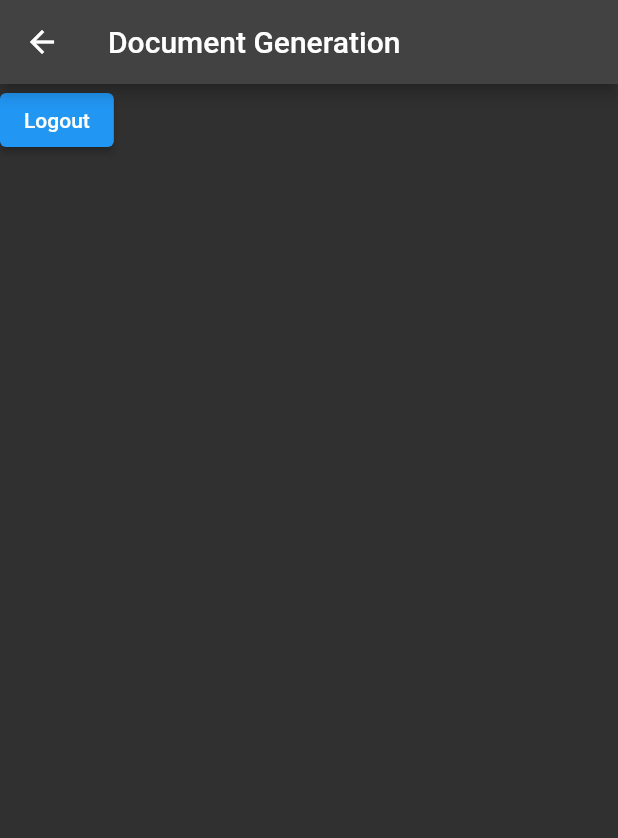
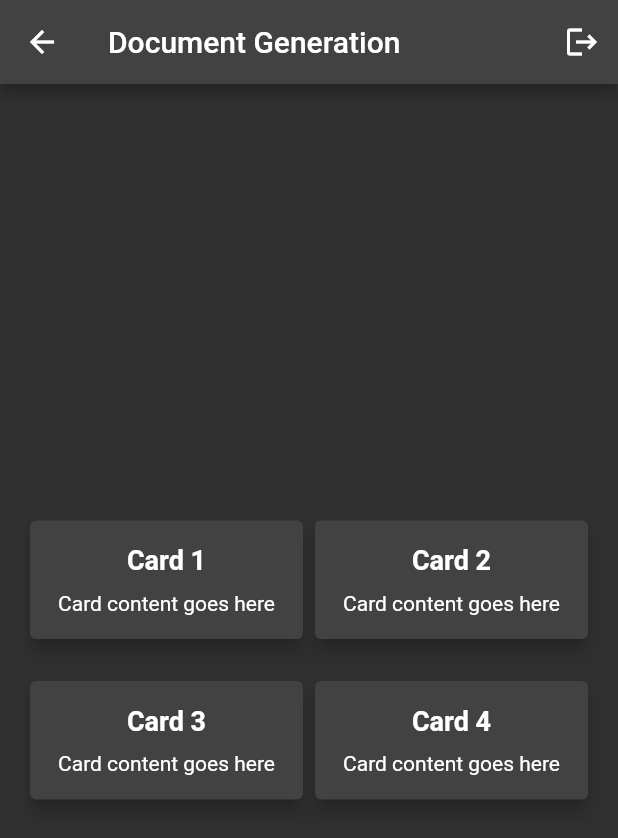
Before and after one commit to harshitsinghcode/law_help_falcon, a Flutter app: the LawyerDocument screen opened directly, on a phone screen of 412 x 824 dp. Shown: the top 838 px of the screen. Run offline on Flutter 3.47's test engine with Material 2 defaults, Android fonts, the phone set to English and light mode, and no system bars; our stand-ins replace bubble, cloud_firestore, dot_navigation_bar, expansion_tile_card, firebase_auth, firebase_core and 4 more; missing offline and left inert: dialogflow_flutter; accounts and stored records are empty; project files that could hold a hidden picture were left out.

Commit message:
Some changes

```diff
--- a/lib/screens/stakeholders/lawyer/lawyer_doc.dart
+++ b/lib/screens/stakeholders/lawyer/lawyer_doc.dart
@@ -9,8 +9,59 @@ class LawyerDocument extends StatelessWidget {
     return Scaffold(
       appBar: AppBar(
         title: const Text('Document Generation'),
+        actions: <Widget>[
+          IconButton(
+            onPressed: () {
+              // Handle logout button pressed
+            },
+            icon: Icon(Icons.logout),
+          ),
+        ],
       ),
-      body: LogoutButton(),
+      body: Center(
+        child: Padding(
+          padding: const EdgeInsets.all(16.0),
+          child: Column(
+            mainAxisAlignment: MainAxisAlignment.center,
+            children: <Widget>[
+              Row(
+                mainAxisAlignment: MainAxisAlignment.spaceEvenly,
+                children: <Widget>[
+                  Expanded(child: _buildCard('Card 1')),
+                  Expanded(child: _buildCard('Card 2')),
+                ],
+              ),
+              SizedBox(height: 20.0), // Add some spacing between rows
+              Row(
+                mainAxisAlignment: MainAxisAlignment.spaceEvenly,
+                children: <Widget>[
+                  Expanded(child: _buildCard('Card 3')),
+                  Expanded(child: _buildCard('Card 4')),
+                ],
+              ),
+            ],
+          ),
+        ),
+      ),
+    );
+  }
+
+  Widget _buildCard(String cardTitle) {
+    return Card(
+      elevation: 5,
+      child: Padding(
+        padding: const EdgeInsets.all(16.0),
+        child: Column(
+          children: [
+            Text(
+              cardTitle,
+              style: TextStyle(fontSize: 18.0, fontWeight: FontWeight.bold),
+            ),
+            SizedBox(height: 10.0),
+            Text('Card content goes here'),
+          ],
+        ),
+      ),
     );
   }
 }
```
